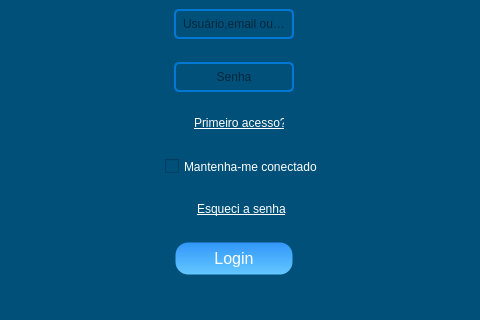
The window that login_4.ui (KevenLucas025/ProjetoERP) describes before a commit, drawn with Qt 5; both pictures show x 109 to 589 and y 280 to 600 of the 683 by 600 pixel window.
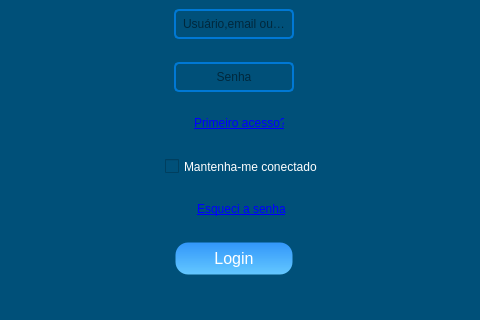
The same window after the commit. Icons and pictures are not drawn.

The edit to the form file:
```diff
--- a/login_4.ui
+++ b/login_4.ui
@@ -252,8 +252,7 @@
         </size>
        </property>
        <property name="text">
-        <string>&lt;a href=&quot;primeiro_acesso&quot; style=&quot;color: white;&quot;&gt;Primeiro acesso?&lt;/a&gt;
-</string>
+        <string>&lt;a href=&quot;primeiro_acesso&quot;&gt;Primeiro acesso?&lt;/a&gt;</string>
        </property>
       </widget>
       <widget class="QCheckBox" name="btn_manter_conectado">
@@ -306,7 +305,7 @@
         </size>
        </property>
        <property name="text">
-        <string>&lt;a href=&quot;trocar_senha&quot; style=&quot;color: white;&quot;&gt;Esqueci a senha&lt;/a&gt;</string>
+        <string>&lt;a href=&quot;trocar_senha&quot;&gt;Esqueci a senha&lt;/a&gt;</string>
        </property>
       </widget>
       <widget class="QPushButton" name="btn_login">
```
